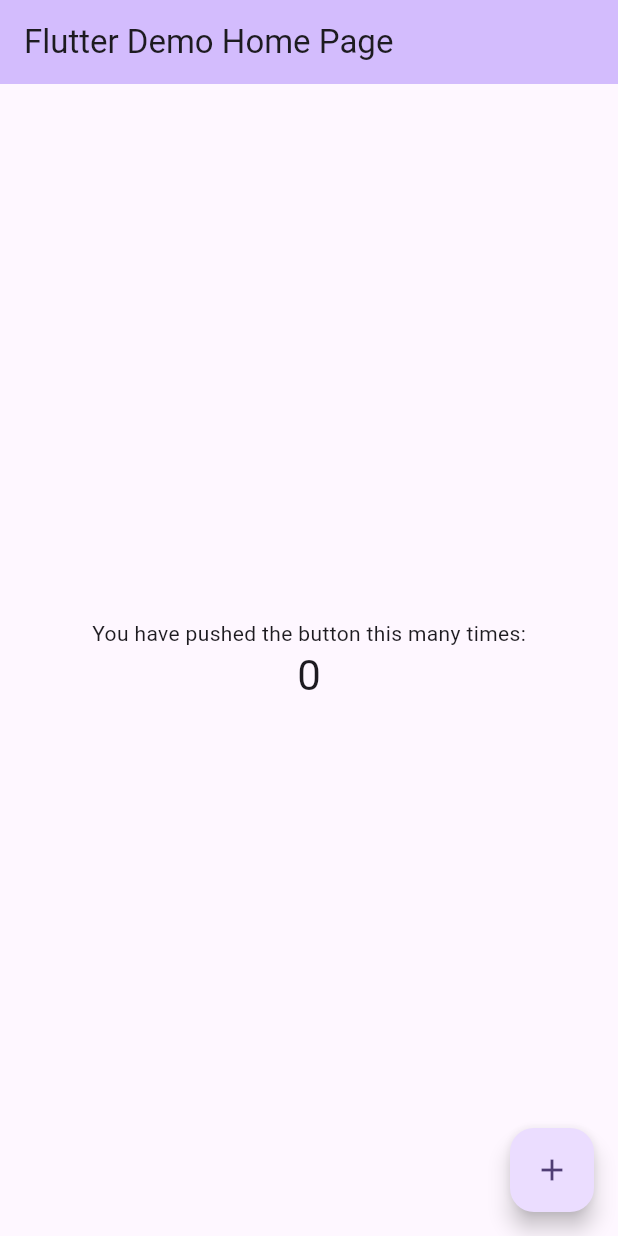
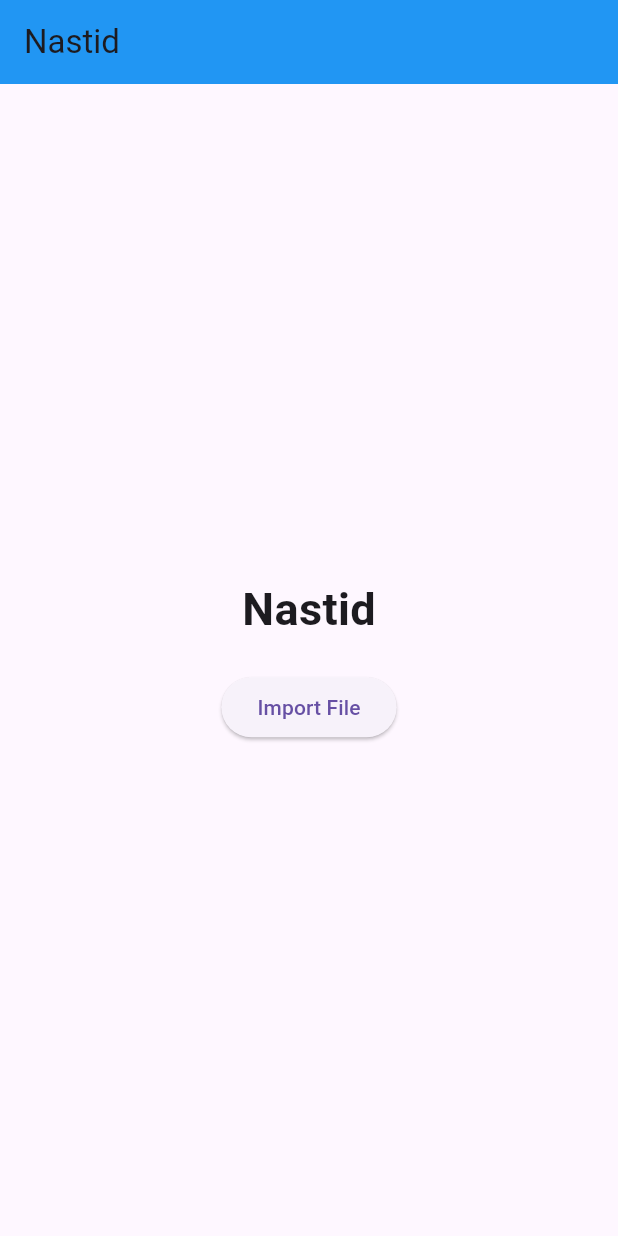
Before and after one commit to Fabian-Castro-C/Nastid, a Flutter app: the screen it shows after launch, on a phone screen of 412 x 824 dp. Run offline on Flutter 3.47's test engine with Material 3 defaults, Android fonts, the light colour scheme and no system bars.

Commit message:
Se implementa un rootpage con el titulo del program y un boton llamado import folder que lleva a la pagina MainPage que no está implementada aún.

```diff
--- a/lib/main.dart
+++ b/lib/main.dart
@@ -1,4 +1,5 @@
 import 'package:flutter/material.dart';
+import './src/RootPage.dart';
 
 void main() {
   runApp(const MyApp());
@@ -7,119 +8,13 @@
 class MyApp extends StatelessWidget {
   const MyApp({super.key});
 
-  // This widget is the root of your application.
   @override
   Widget build(BuildContext context) {
     return MaterialApp(
-      title: 'Flutter Demo',
       theme: ThemeData(
-        // This is the theme of your application.
-        //
-        // TRY THIS: Try running your application with "flutter run". You'll see
-        // the application has a purple toolbar. Then, without quitting the app,
-        // try changing the seedColor in the colorScheme below to Colors.green
-        // and then invoke "hot reload" (save your changes or press the "hot
-        // reload" button in a Flutter-supported IDE, or press "r" if you used
-        // the command line to start the app).
-        //
-        // Notice that the counter didn't reset back to zero; the application
-        // state is not lost during the reload. To reset the state, use hot
-        // restart instead.
-        //
-        // This works for code too, not just values: Most code changes can be
-        // tested with just a hot reload.
-        colorScheme: ColorScheme.fromSeed(seedColor: Colors.deepPurple),
-        useMaterial3: true,
+        primarySwatch: Colors.blue,
       ),
-      home: const MyHomePage(title: 'Flutter Demo Home Page'),
+      home: const RootPage(),
     );
   }
 }
-
-class MyHomePage extends StatefulWidget {
-  const MyHomePage({super.key, required this.title});
-
-  // This widget is the home page of your application. It is stateful, meaning
-  // that it has a State object (defined below) that contains fields that affect
-  // how it looks.
-
-  // This class is the configuration for the state. It holds the values (in this
-  // case the title) provided by the parent (in this case the App widget) and
-  // used by the build method of the State. Fields in a Widget subclass are
-  // always marked "final".
-
-  final String title;
-
-  @override
-  State<MyHomePage> createState() => _MyHomePageState();
-}
-
-class _MyHomePageState extends State<MyHomePage> {
-  int _counter = 0;
-
-  void _incrementCounter() {
-    setState(() {
-      // This call to setState tells the Flutter framework that something has
-      // changed in this State, which causes it to rerun the build method below
-      // so that the display can reflect the updated values. If we changed
-      // _counter without calling setState(), then the build method would not be
-      // called again, and so nothing would appear to happen.
-      _counter++;
-    });
-  }
-
-  @override
-  Widget build(BuildContext context) {
-    // This method is rerun every time setState is called, for instance as done
-    // by the _incrementCounter method above.
-    //
-    // The Flutter framework has been optimized to make rerunning build methods
-    // fast, so that you can just rebuild anything that needs updating rather
-    // than having to individually change instances of widgets.
-    return Scaffold(
-      appBar: AppBar(
-        // TRY THIS: Try changing the color here to a specific color (to
-        // Colors.amber, perhaps?) and trigger a hot reload to see the AppBar
-        // change color while the other colors stay the same.
-        backgroundColor: Theme.of(context).colorScheme.inversePrimary,
-        // Here we take the value from the MyHomePage object that was created by
-        // the App.build method, and use it to set our appbar title.
-        title: Text(widget.title),
-      ),
-      body: Center(
-        // Center is a layout widget. It takes a single child and positions it
-        // in the middle of the parent.
-        child: Column(
-          // Column is also a layout widget. It takes a list of children and
-          // arranges them vertically. By default, it sizes itself to fit its
-          // children horizontally, and tries to be as tall as its parent.
-          //
-          // Column has various properties to control how it sizes itself and
-          // how it positions its children. Here we use mainAxisAlignment to
-          // center the children vertically; the main axis here is the vertical
-          // axis because Columns are vertical (the cross axis would be
-          // horizontal).
-          //
-          // TRY THIS: Invoke "debug painting" (choose the "Toggle Debug Paint"
-          // action in the IDE, or press "p" in the console), to see the
-          // wireframe for each widget.
-          mainAxisAlignment: MainAxisAlignment.center,
-          children: <Widget>[
-            const Text(
-              'You have pushed the button this many times:',
-            ),
-            Text(
-              '$_counter',
-              style: Theme.of(context).textTheme.headlineMedium,
-            ),
-          ],
-        ),
-      ),
-      floatingActionButton: FloatingActionButton(
-        onPressed: _incrementCounter,
-        tooltip: 'Increment',
-        child: const Icon(Icons.add),
-      ), // This trailing comma makes auto-formatting nicer for build methods.
-    );
-  }
-}
--- /dev/null
+++ b/lib/src/MainPage.dart
@@ -0,0 +1,17 @@
+import 'package:flutter/material.dart';
+
+class MainPage extends StatefulWidget {
+  const MainPage({Key? key}) : super(key: key);
+
+  @override
+  _MainPageState createState() => _MainPageState();
+}
+
+class _MainPageState extends State<MainPage> {
+  @override
+  Widget build(BuildContext context) {
+    // TODO: implement build
+    throw UnimplementedError();
+  }
+
+}
--- /dev/null
+++ b/lib/src/RootPage.dart
@@ -0,0 +1,37 @@
+import 'package:flutter/material.dart';
+import './MainPage.dart';
+
+class RootPage extends StatelessWidget {
+  const RootPage({super.key});
+
+  @override
+  Widget build(BuildContext context) {
+    return Scaffold(
+      appBar: AppBar(
+        backgroundColor: Colors.blue,
+        title: const Text('Nastid'),
+      ),
+      body: Center(
+        child: Column(
+          mainAxisAlignment: MainAxisAlignment.center,
+          children: [
+            const Text(
+              'Nastid',
+              style: TextStyle(fontSize: 30, fontWeight: FontWeight.bold),
+            ),
+            const SizedBox(height: 20),
+            ElevatedButton(
+              onPressed: () {
+                Navigator.push(
+                  context,
+                  MaterialPageRoute(builder: (context) => MainPage()),
+                );
+              },
+              child: const Text('Import File'),
+            ),
+          ],
+        ),
+      ),
+    );
+  }
+}
```
